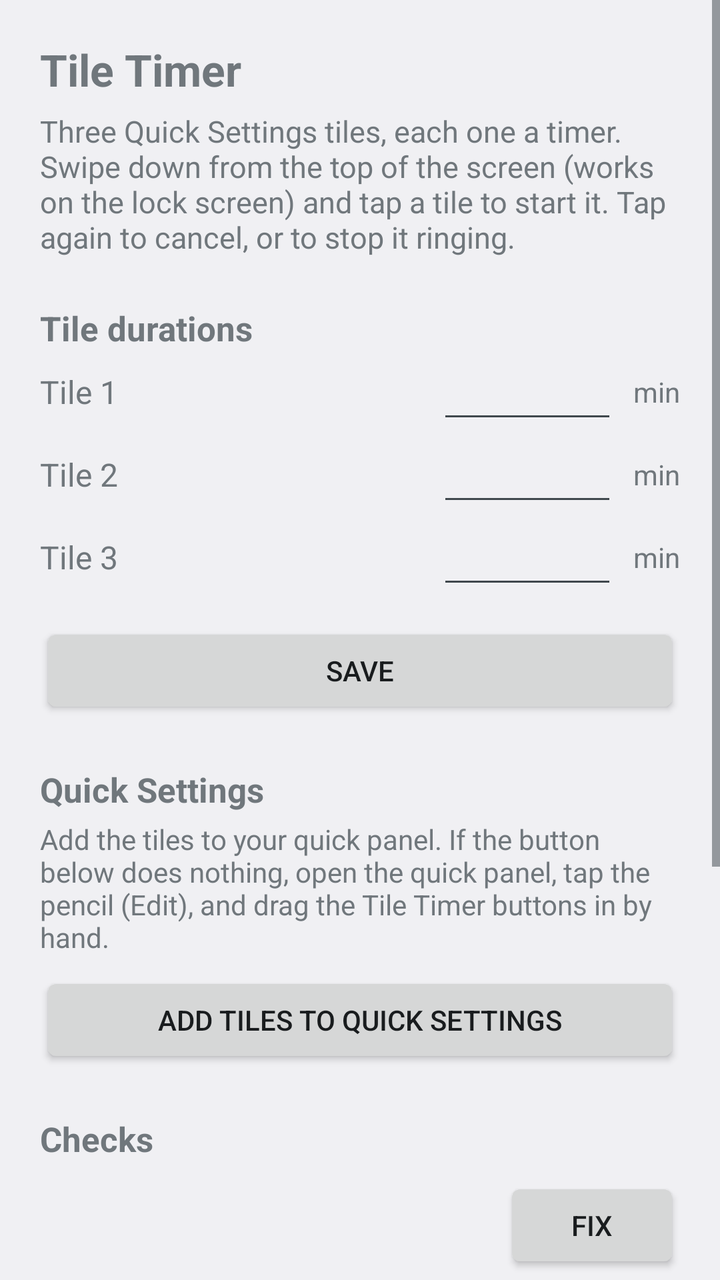
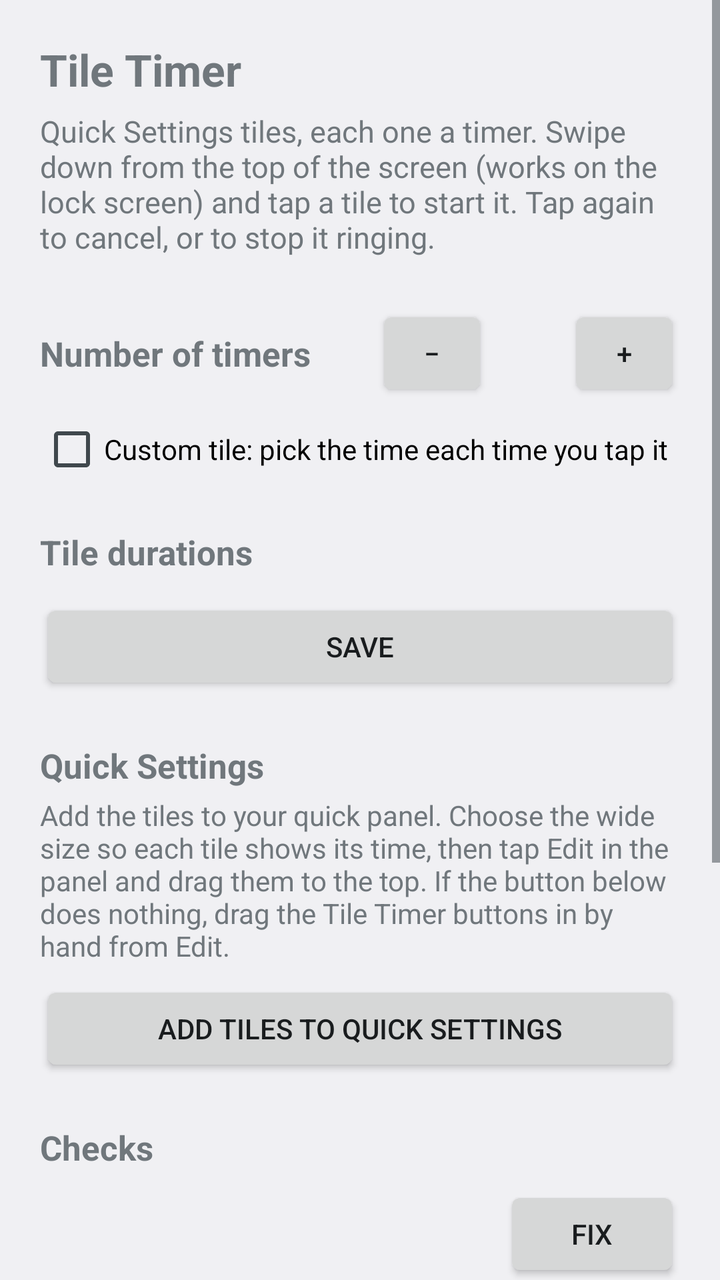

Two renders of the same Android screen: before a commit and after it. Below are the layout's source before the change and the commit's diff.
<!-- AndroidManifest.xml: application theme AppTheme -->
<!-- res/layout/activity_main.xml -->
<?xml version="1.0" encoding="utf-8"?>
<ScrollView xmlns:android="http://schemas.android.com/apk/res/android"
    android:layout_width="match_parent"
    android:layout_height="match_parent"
    android:fillViewport="true">

    <LinearLayout
        android:layout_width="match_parent"
        android:layout_height="wrap_content"
        android:orientation="vertical"
        android:padding="20dp">

        <TextView
            android:layout_width="wrap_content"
            android:layout_height="wrap_content"
            android:text="@string/main_heading"
            android:textSize="22sp"
            android:textStyle="bold" />

        <TextView
            android:layout_width="match_parent"
            android:layout_height="wrap_content"
            android:layout_marginTop="6dp"
            android:text="@string/main_intro"
            android:textSize="15sp" />

        
        <TextView
            android:layout_width="wrap_content"
            android:layout_height="wrap_content"
            android:layout_marginTop="24dp"
            android:text="@string/section_durations"
            android:textSize="17sp"
            android:textStyle="bold" />

        <LinearLayout
            android:layout_width="match_parent"
            android:layout_height="wrap_content"
            android:gravity="center_vertical"
            android:orientation="horizontal">

            <TextView
                android:layout_width="0dp"
                android:layout_height="wrap_content"
                android:layout_weight="1"
                android:text="@string/tile_1"
                android:textSize="16sp" />

            <EditText
                android:id="@+id/min1"
                android:layout_width="90dp"
                android:layout_height="wrap_content"
                android:gravity="center"
                android:importantForAutofill="no"
                android:inputType="number"
                android:maxLength="3" />

            <TextView
                android:layout_width="wrap_content"
                android:layout_height="wrap_content"
                android:layout_marginStart="8dp"
                android:text="@string/minutes_unit" />
        </LinearLayout>

        <LinearLayout
            android:layout_width="match_parent"
            android:layout_height="wrap_content"
            android:gravity="center_vertical"
            android:orientation="horizontal">

            <TextView
                android:layout_width="0dp"
                android:layout_height="wrap_content"
                android:layout_weight="1"
                android:text="@string/tile_2"
                android:textSize="16sp" />

            <EditText
                android:id="@+id/min2"
                android:layout_width="90dp"
                android:layout_height="wrap_content"
                android:gravity="center"
                android:importantForAutofill="no"
                android:inputType="number"
                android:maxLength="3" />

            <TextView
                android:layout_width="wrap_content"
                android:layout_height="wrap_content"
                android:layout_marginStart="8dp"
                android:text="@string/minutes_unit" />
        </LinearLayout>

        <LinearLayout
            android:layout_width="match_parent"
            android:layout_height="wrap_content"
            android:gravity="center_vertical"
            android:orientation="horizontal">

            <TextView
                android:layout_width="0dp"
                android:layout_height="wrap_content"
                android:layout_weight="1"
                android:text="@string/tile_3"
                android:textSize="16sp" />

            <EditText
                android:id="@+id/min3"
                android:layout_width="90dp"
                android:layout_height="wrap_content"
                android:gravity="center"
                android:importantForAutofill="no"
                android:inputType="number"
                android:maxLength="3" />

            <TextView
                android:layout_width="wrap_content"
                android:layout_height="wrap_content"
                android:layout_marginStart="8dp"
                android:text="@string/minutes_unit" />
        </LinearLayout>

        <Button
            android:id="@+id/btnSave"
            android:layout_width="match_parent"
            android:layout_height="wrap_content"
            android:layout_marginTop="12dp"
            android:text="@string/btn_save" />

        
        <TextView
            android:layout_width="wrap_content"
            android:layout_height="wrap_content"
            android:layout_marginTop="24dp"
            android:text="@string/section_tiles"
            android:textSize="17sp"
            android:textStyle="bold" />

        <TextView
            android:layout_width="match_parent"
            android:layout_height="wrap_content"
            android:layout_marginTop="4dp"
            android:text="@string/tiles_help"
            android:textSize="14sp" />

        <Button
            android:id="@+id/btnAddTiles"
            android:layout_width="match_parent"
            android:layout_height="wrap_content"
            android:layout_marginTop="8dp"
            android:text="@string/btn_add_tiles" />

        
        <TextView
            android:layout_width="wrap_content"
            android:layout_height="wrap_content"
            android:layout_marginTop="24dp"
            android:text="@string/section_checks"
            android:textSize="17sp"
            android:textStyle="bold" />

        <LinearLayout
            android:layout_width="match_parent"
            android:layout_height="wrap_content"
            android:layout_marginTop="8dp"
            android:gravity="center_vertical"
            android:orientation="horizontal">

            <TextView
                android:id="@+id/tvNotif"
                android:layout_width="0dp"
                android:layout_height="wrap_content"
                android:layout_weight="1"
                android:textSize="15sp" />

            <Button
                android:id="@+id/btnNotif"
                android:layout_width="wrap_content"
                android:layout_height="wrap_content"
                android:text="@string/btn_fix" />
        </LinearLayout>

        <LinearLayout
            android:layout_width="match_parent"
            android:layout_height="wrap_content"
            android:gravity="center_vertical"
            android:orientation="horizontal">

            <TextView
                android:id="@+id/tvAlarm"
                android:layout_width="0dp"
                android:layout_height="wrap_content"
                android:layout_weight="1"
                android:textSize="15sp" />

            <Button
                android:id="@+id/btnAlarm"
                android:layout_width="wrap_content"
                android:layout_height="wrap_content"
                android:text="@string/btn_fix" />
        </LinearLayout>

        <LinearLayout
            android:layout_width="match_parent"
            android:layout_height="wrap_content"
            android:gravity="center_vertical"
            android:orientation="horizontal">

            <TextView
                android:id="@+id/tvFsi"
                android:layout_width="0dp"
                android:layout_height="wrap_content"
                android:layout_weight="1"
                android:textSize="15sp" />

            <Button
                android:id="@+id/btnFsi"
                android:layout_width="wrap_content"
                android:layout_height="wrap_content"
                android:text="@string/btn_fix" />
        </LinearLayout>

        <LinearLayout
            android:layout_width="match_parent"
            android:layout_height="wrap_content"
            android:gravity="center_vertical"
            android:orientation="horizontal">

            <TextView
                android:id="@+id/tvBattery"
                android:layout_width="0dp"
                android:layout_height="wrap_content"
                android:layout_weight="1"
                android:textSize="15sp" />

            <Button
                android:id="@+id/btnBattery"
                android:layout_width="wrap_content"
                android:layout_height="wrap_content"
                android:text="@string/btn_fix" />
        </LinearLayout>

        <Button
            android:id="@+id/btnTest"
            android:layout_width="match_parent"
            android:layout_height="wrap_content"
            android:layout_marginTop="24dp"
            android:text="@string/btn_test" />

        <TextView
            android:layout_width="match_parent"
            android:layout_height="wrap_content"
            android:layout_marginTop="24dp"
            android:text="@string/main_footer"
            android:textSize="13sp" />

    </LinearLayout>
</ScrollView>
<!-- resources referenced by this layout -->
<resources>
  <string name="btn_add_tiles">Add tiles to Quick Settings</string>
  <string name="btn_fix">Fix</string>
  <string name="btn_save">Save</string>
  <string name="btn_test">Test: ring in 5 seconds</string>
  <string name="main_footer">Tips: the alarm uses the phone\'s Alarm volume and sound. It rings through silent mode. If Do Not Disturb is on, make sure alarms are allowed in its settings.</string>
  <string name="main_heading">Tile Timer</string>
  <string name="main_intro">Three Quick Settings tiles, each one a timer. Swipe down from the top of the screen (works on the lock screen) and tap a tile to start it. Tap again to cancel, or to stop it ringing.</string>
  <string name="minutes_unit">min</string>
  <string name="section_checks">Checks</string>
  <string name="section_durations">Tile durations</string>
  <string name="section_tiles">Quick Settings</string>
  <string name="tile_1">Tile 1</string>
  <string name="tile_2">Tile 2</string>
  <string name="tile_3">Tile 3</string>
  <string name="tiles_help">Add the tiles to your quick panel. If the button below does nothing, open the quick panel, tap the pencil (Edit), and drag the Tile Timer buttons in by hand.</string>
  <style name="AppTheme" parent="@android:style/Theme.DeviceDefault.DayNight" />
</resources>

<!-- the commit's change to res/layout/activity_main.xml (unified diff, before → after) -->
@@ -25,100 +25,64 @@
             android:textSize="15sp" />
 
         
-        <TextView
-            android:layout_width="wrap_content"
-            android:layout_height="wrap_content"
-            android:layout_marginTop="24dp"
+        <LinearLayout
+            android:layout_width="match_parent"
+            android:layout_height="wrap_content"
+            android:layout_marginTop="24dp"
+            android:gravity="center_vertical"
+            android:orientation="horizontal">
+
+            <TextView
+                android:layout_width="0dp"
+                android:layout_height="wrap_content"
+                android:layout_weight="1"
+                android:text="@string/section_count"
+                android:textSize="17sp"
+                android:textStyle="bold" />
+
+            <Button
+                android:id="@+id/btnFewer"
+                android:layout_width="56dp"
+                android:layout_height="wrap_content"
+                android:contentDescription="@string/desc_fewer"
+                android:text="@string/btn_fewer" />
+
+            <TextView
+                android:id="@+id/tvTileCount"
+                android:layout_width="40dp"
+                android:layout_height="wrap_content"
+                android:gravity="center"
+                android:textSize="18sp" />
+
+            <Button
+                android:id="@+id/btnMore"
+                android:layout_width="56dp"
+                android:layout_height="wrap_content"
+                android:contentDescription="@string/desc_more"
+                android:text="@string/btn_more" />
+        </LinearLayout>
+
+        <CheckBox
+            android:id="@+id/cbCustom"
+            android:layout_width="match_parent"
+            android:layout_height="wrap_content"
+            android:minHeight="48dp"
+            android:text="@string/check_custom" />
+
+        
+        <TextView
+            android:layout_width="wrap_content"
+            android:layout_height="wrap_content"
+            android:layout_marginTop="16dp"
             android:text="@string/section_durations"
             android:textSize="17sp"
             android:textStyle="bold" />
 
         <LinearLayout
-            android:layout_width="match_parent"
-            android:layout_height="wrap_content"
-            android:gravity="center_vertical"
-            android:orientation="horizontal">
-
-            <TextView
-                android:layout_width="0dp"
-                android:layout_height="wrap_content"
-                android:layout_weight="1"
-                android:text="@string/tile_1"
-                android:textSize="16sp" />
-
-            <EditText
-                android:id="@+id/min1"
-                android:layout_width="90dp"
-                android:layout_height="wrap_content"
-                android:gravity="center"
-                android:importantForAutofill="no"
-                android:inputType="number"
-                android:maxLength="3" />
-
-            <TextView
-                android:layout_width="wrap_content"
-                android:layout_height="wrap_content"
-                android:layout_marginStart="8dp"
-                android:text="@string/minutes_unit" />
-        </LinearLayout>
-
-        <LinearLayout
-            android:layout_width="match_parent"
-            android:layout_height="wrap_content"
-            android:gravity="center_vertical"
-            android:orientation="horizontal">
-
-            <TextView
-                android:layout_width="0dp"
-                android:layout_height="wrap_content"
-                android:layout_weight="1"
-                android:text="@string/tile_2"
-                android:textSize="16sp" />
-
-            <EditText
-                android:id="@+id/min2"
-                android:layout_width="90dp"
-                android:layout_height="wrap_content"
-                android:gravity="center"
-                android:importantForAutofill="no"
-                android:inputType="number"
-                android:maxLength="3" />
-
-            <TextView
-                android:layout_width="wrap_content"
-                android:layout_height="wrap_content"
-                android:layout_marginStart="8dp"
-                android:text="@string/minutes_unit" />
-        </LinearLayout>
-
-        <LinearLayout
-            android:layout_width="match_parent"
-            android:layout_height="wrap_content"
-            android:gravity="center_vertical"
-            android:orientation="horizontal">
-
-            <TextView
-                android:layout_width="0dp"
-                android:layout_height="wrap_content"
-                android:layout_weight="1"
-                android:text="@string/tile_3"
-                android:textSize="16sp" />
-
-            <EditText
-                android:id="@+id/min3"
-                android:layout_width="90dp"
-                android:layout_height="wrap_content"
-                android:gravity="center"
-                android:importantForAutofill="no"
-                android:inputType="number"
-                android:maxLength="3" />
-
-            <TextView
-                android:layout_width="wrap_content"
-                android:layout_height="wrap_content"
-                android:layout_marginStart="8dp"
-                android:text="@string/minutes_unit" />
-        </LinearLayout>
+            android:id="@+id/durationRows"
+            android:layout_width="match_parent"
+            android:layout_height="wrap_content"
+            android:orientation="vertical" />
 
         <Button
             android:id="@+id/btnSave"
<!-- resource entries referenced after the edit -->
@@ -1,20 +1,22 @@
 <!-- resources referenced by this layout -->
 <resources>
   <string name="btn_add_tiles">Add tiles to Quick Settings</string>
+  <string name="btn_fewer">−</string>
   <string name="btn_fix">Fix</string>
+  <string name="btn_more">+</string>
   <string name="btn_save">Save</string>
   <string name="btn_test">Test: ring in 5 seconds</string>
+  <string name="check_custom">Custom tile: pick the time each time you tap it</string>
+  <string name="desc_fewer">Remove a timer tile</string>
+  <string name="desc_more">Add a timer tile</string>
   <string name="main_footer">Tips: the alarm uses the phone\'s Alarm volume and sound. It rings through silent mode. If Do Not Disturb is on, make sure alarms are allowed in its settings.</string>
   <string name="main_heading">Tile Timer</string>
-  <string name="main_intro">Three Quick Settings tiles, each one a timer. Swipe down from the top of the screen (works on the lock screen) and tap a tile to start it. Tap again to cancel, or to stop it ringing.</string>
-  <string name="minutes_unit">min</string>
+  <string name="main_intro">Quick Settings tiles, each one a timer. Swipe down from the top of the screen (works on the lock screen) and tap a tile to start it. Tap again to cancel, or to stop it ringing.</string>
   <string name="section_checks">Checks</string>
+  <string name="section_count">Number of timers</string>
   <string name="section_durations">Tile durations</string>
   <string name="section_tiles">Quick Settings</string>
-  <string name="tile_1">Tile 1</string>
-  <string name="tile_2">Tile 2</string>
-  <string name="tile_3">Tile 3</string>
-  <string name="tiles_help">Add the tiles to your quick panel. If the button below does nothing, open the quick panel, tap the pencil (Edit), and drag the Tile Timer buttons in by hand.</string>
+  <string name="tiles_help">Add the tiles to your quick panel. Choose the wide size so each tile shows its time, then tap Edit in the panel and drag them to the top. If the button below does nothing, drag the Tile Timer buttons in by hand from Edit.</string>
   <style name="AppTheme" parent="@android:style/Theme.DeviceDefault.DayNight" />
 </resources>
 
